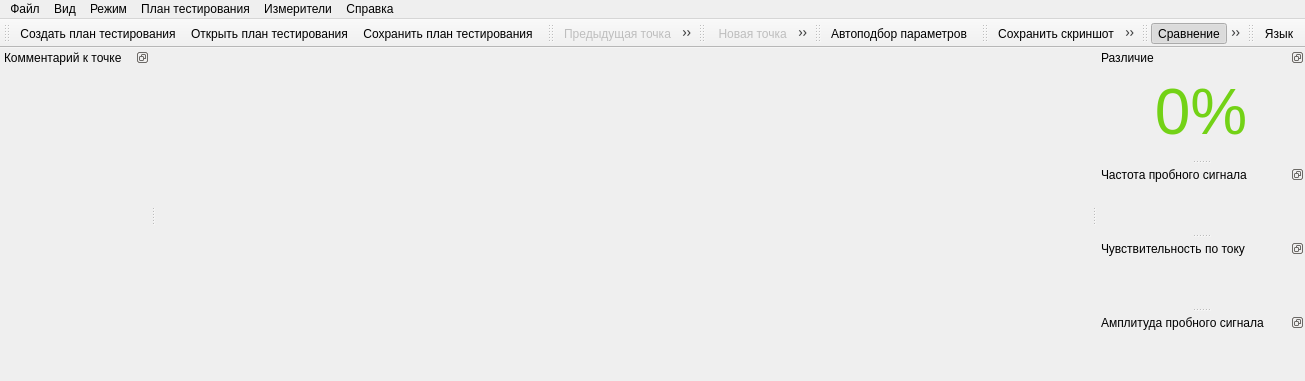
Above: gui/mainwindow.ui from EPC-MSU/EPLab before the change. Below: the same form after it.
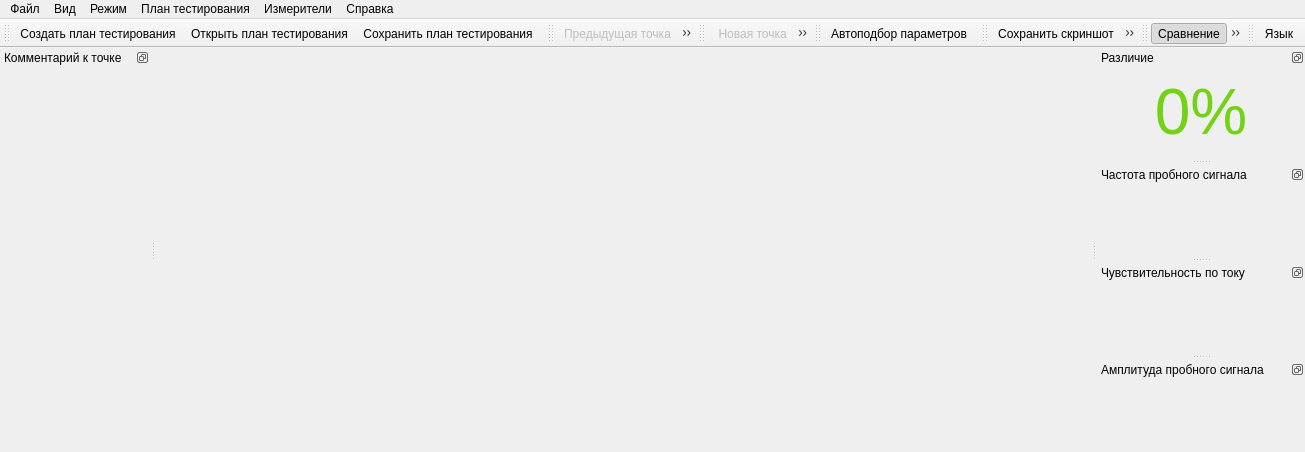
That is the form after the change. Icons and pictures are not drawn.

What changed in the file:
```diff
--- a/gui/mainwindow.ui
+++ b/gui/mainwindow.ui
@@ -6,8 +6,8 @@
    <rect>
     <x>0</x>
     <y>0</y>
-    <width>644</width>
-    <height>381</height>
+    <width>940</width>
+    <height>452</height>
    </rect>
   </property>
   <property name="windowTitle">
```
Left out of the diff: 16 changed lines with no effect on the pictures.
